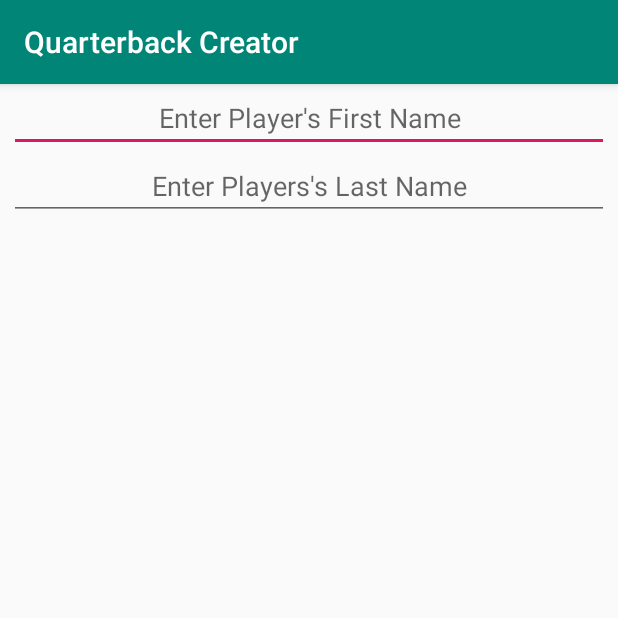
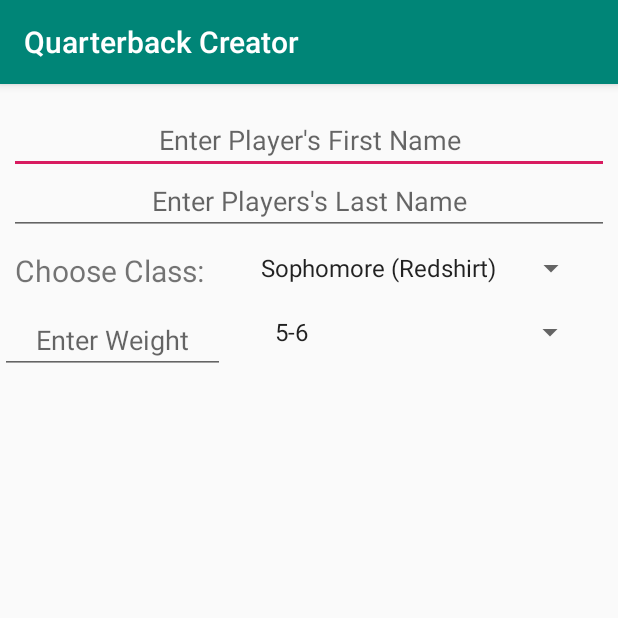
Before and after one commit to rileybros/FootballDraftClass, an Android app: the Quarterback screen opened directly, with no data from a screen before it, on a phone screen of 412 x 824 dp, the top half of it. Run offline under Robolectric (Android 15) with nearby library versions, the phone set to English and light mode, and no system bars.

Commit message:
Working on spinners and other main criteria for Quarterback page

```diff
--- a/app/src/main/java/com/example/footballdraftclass/Create_Player.java
+++ b/app/src/main/java/com/example/footballdraftclass/Create_Player.java
@@ -90,6 +90,22 @@ public class Create_Player extends AppCompatActivity {
                 show();
     }
 
+    private void displayFunctionNotAvailable() {
+        new AlertDialog.Builder(this)
+                .setMessage("Player functionality not available at this time. Please choose a different position.").
+                setPositiveButton(
+                        "OK",
+                        new DialogInterface.OnClickListener() {
+                            @Override
+                            public void onClick(DialogInterface dialog, int which) {
+                                dialog.dismiss();
+                            }
+                        }
+                ).
+                create().
+                show();
+    }
+
 
     public void onClickPlayerAttributes(View view) {
         if (QB.isChecked()){
@@ -97,34 +113,34 @@ public class Create_Player extends AppCompatActivity {
             finish();
         }
         else if (RB.isChecked()){
-            finish();
+            displayFunctionNotAvailable();
         }
         else if (WR.isChecked()){
-            finish();
+            displayFunctionNotAvailable();
         }
         else if (FB.isChecked()){
-            finish();
+            displayFunctionNotAvailable();
         }
         else if (TE.isChecked()){
-            finish();
+            displayFunctionNotAvailable();
         }
         else if (OL.isChecked()){
-            finish();
+            displayFunctionNotAvailable();
         }
         else if (DL.isChecked()){
-            finish();
+            displayFunctionNotAvailable();
         }
         else if (LB.isChecked()){
-            finish();
+            displayFunctionNotAvailable();
         }
         else if (CB.isChecked()){
-            finish();
+            displayFunctionNotAvailable();
         }
         else if (FS.isChecked()){
-            finish();
+            displayFunctionNotAvailable();
         }
         else if (SS.isChecked()){
-            finish();
+            displayFunctionNotAvailable();
         }
         else{
             helpme();
--- a/app/src/main/java/com/example/footballdraftclass/Quarterback.java
+++ b/app/src/main/java/com/example/footballdraftclass/Quarterback.java
@@ -6,6 +6,8 @@ import android.os.Bundle;
 import android.support.v7.app.ActionBar;
 import android.support.v7.app.AppCompatActivity;
 import android.support.v7.widget.Toolbar;
+import android.widget.ArrayAdapter;
+import android.widget.Spinner;
 
 public class Quarterback extends AppCompatActivity {
 
@@ -15,6 +17,7 @@ public class Quarterback extends AppCompatActivity {
         setContentView(R.layout.activity_quarterback);
         Toolbar toolbar = findViewById(R.id.toolbar);
         setSupportActionBar(toolbar);
+        makeSpinners();
 
         ActionBar actionBar = this.getSupportActionBar();
         if (actionBar != null) {
@@ -24,4 +27,15 @@ public class Quarterback extends AppCompatActivity {
 
     }
 
+    public void makeSpinners() {
+        Spinner spinner = (Spinner) findViewById(R.id.ClassYear);
+        Spinner spinner1 = (Spinner) findViewById(R.id.Height);
+        ArrayAdapter<CharSequence> adapter = ArrayAdapter.createFromResource(this, R.array.year_array, android.R.layout.simple_spinner_item);
+        ArrayAdapter<CharSequence> adapter1 = ArrayAdapter.createFromResource(this, R.array.heights, android.R.layout.simple_spinner_item);
+        adapter.setDropDownViewResource(android.R.layout.simple_spinner_dropdown_item);
+        adapter1.setDropDownViewResource(android.R.layout.simple_spinner_dropdown_item);
+        spinner.setAdapter(adapter);
+        spinner1.setAdapter(adapter1);
+    }
+
 }
--- a/app/src/main/res/layout/content_quarterback.xml
+++ b/app/src/main/res/layout/content_quarterback.xml
@@ -19,6 +19,7 @@
         <EditText
             android:id="@+id/FirstNameEdit"
             android:hint="Enter Player's First Name"
+            android:layout_marginTop="10dp"
             android:gravity="center"
             android:layout_width="400dp"
             android:layout_height="wrap_content" />
@@ -41,4 +42,41 @@
 
     </LinearLayout>
 
+    <TextView
+        android:id="@+id/YearinSchool"
+        android:textSize="20dp"
+        android:text="Choose Class: "
+        android:layout_marginTop="10dp"
+        android:layout_marginLeft="10dp"
+        android:layout_below="@+id/lastname"
+        android:layout_width="wrap_content"
+        android:layout_height="wrap_content" />
+
+    <Spinner
+        android:id="@+id/ClassYear"
+        android:layout_toRightOf="@+id/YearinSchool"
+        android:layout_marginLeft="25dp"
+        android:layout_below="@+id/lastname"
+        android:layout_marginTop="10dp"
+        android:layout_width="225dp"
+        android:layout_height="wrap_content"></Spinner>
+
+    <EditText
+        android:id="@+id/Weight"
+        android:hint="Enter Weight"
+        android:gravity="center"
+        android:layout_marginTop="10dp"
+        android:layout_below="@+id/YearinSchool"
+        android:layout_width="150dp"
+        android:layout_height="wrap_content" />
+
+    <Spinner
+        android:id="@+id/Height"
+        android:layout_toRightOf="@+id/Weight"
+        android:layout_marginLeft="25dp"
+        android:layout_below="@+id/YearinSchool"
+        android:layout_marginTop="15dp"
+        android:layout_width="215dp"
+        android:layout_height="wrap_content"></Spinner>
+
 </RelativeLayout>
--- a/app/src/main/res/values/strings.xml
+++ b/app/src/main/res/values/strings.xml
@@ -1,4 +1,31 @@
 <resources>
+    <string-array name="year_array">
+        <item>Sophomore (Redshirt)</item>
+        <item>Junior</item>
+        <item>Junior (Redshirt)</item>
+        <item>Senior</item>
+        <item>Senior (Redshirt)</item>
+    </string-array>
+    <string-array name="heights">
+        <item>5-6</item>
+        <item>5-7</item>
+        <item>5-8</item>
+        <item>5-9</item>
+        <item>5-10</item>
+        <item>5-11</item>
+        <item>6-0</item>
+        <item>6-1</item>
+        <item>6-2</item>
+        <item>6-3</item>
+        <item>6-4</item>
+        <item>6-5</item>
+        <item>6-6</item>
+        <item>6-7</item>
+        <item>6-8</item>
+        <item>6-9</item>
+        <item>6-10</item>
+        <item>6-11</item>
+    </string-array>
     <string name="app_name">Draft Class Creator</string>
     <string name="description">An app that will take your NCAA football characters and convert them to rookie level Madden players!!</string>
     <string name="title_activity_home_page">HomePage</string>
```
